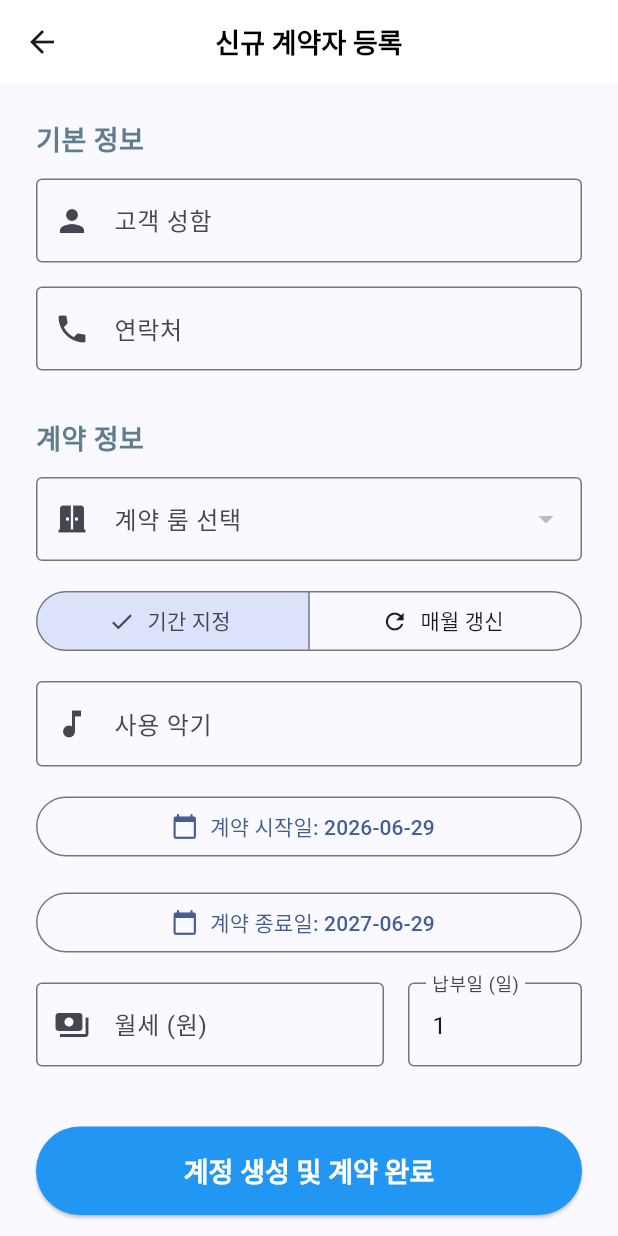
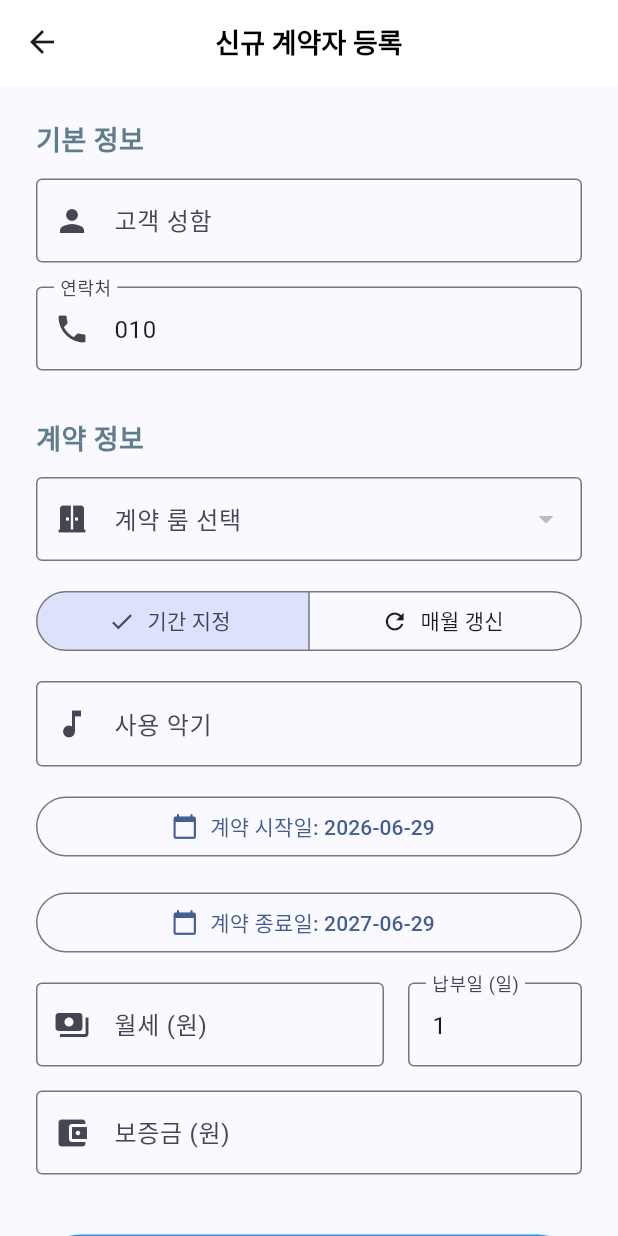
Before and after one commit to BongBongsss/music_room_app, a Flutter app: the AddCustomerScreen screen opened by its route, on a phone screen of 412 x 824 dp. Run offline on Flutter 3.47's test engine with Material 3 defaults, Android fonts, the light colour scheme and no system bars; our stand-ins replace cloud_firestore, firebase_auth, firebase_core, firebase_storage, fl_chart, flutter_local_notifications and 3 more; accounts and stored records are empty; Roboto replaces fonts that are missing (Pretendard).

Commit message:
fix: improve new customer payment inputs

```diff
--- a/lib/screens/admin/add_customer_screen.dart
+++ b/lib/screens/admin/add_customer_screen.dart
@@ -1,6 +1,7 @@
 import 'package:firebase_auth/firebase_auth.dart';
 import 'package:firebase_core/firebase_core.dart';
 import 'package:flutter/material.dart';
+import 'package:flutter/services.dart';
 import 'package:flutter_riverpod/flutter_riverpod.dart';
 import 'package:music_room_app/firebase_options.dart';
 import 'package:music_room_app/models/user_model.dart';
@@ -22,8 +23,9 @@ class AddCustomerScreen extends ConsumerStatefulWidget {
 class _AddCustomerScreenState extends ConsumerState<AddCustomerScreen> {
   final _formKey = GlobalKey<FormState>();
   final _nameController = TextEditingController();
-  final _phoneController = TextEditingController();
+  final _phoneController = TextEditingController(text: '010');
   final _monthlyFeeController = TextEditingController();
+  final _depositController = TextEditingController();
   final _dueDateController = TextEditingController(text: '1');
   final _instrumentController = TextEditingController(); // 악기 정보 컨트롤러 추가
 
@@ -38,6 +40,7 @@ class _AddCustomerScreenState extends ConsumerState<AddCustomerScreen> {
     _nameController.dispose();
     _phoneController.dispose();
     _monthlyFeeController.dispose();
+    _depositController.dispose();
     _dueDateController.dispose();
     _instrumentController.dispose(); // 해제
     super.dispose();
@@ -147,6 +150,8 @@ class _AddCustomerScreenState extends ConsumerState<AddCustomerScreen> {
       final batch = firestore.batch();
       final contractRef = firestore.collection('contracts').doc();
       final contractId = contractRef.id;
+      final deposit =
+          int.parse(_depositController.text.replaceAll(',', ''));
 
       final newUser = UserModel(
         userId: uid,
@@ -182,6 +187,7 @@ class _AddCustomerScreenState extends ConsumerState<AddCustomerScreen> {
 
       batch.update(firestore.collection('rooms').doc(_selectedRoomId), {
         'status': 'occupied',
+        'deposit': deposit,
       });
 
       await batch.commit();
@@ -211,8 +217,9 @@ class _AddCustomerScreenState extends ConsumerState<AddCustomerScreen> {
         // 2. 즉시 상태 초기화 (UI rebuild 에러 방지)
         setState(() {
           _nameController.clear();
-          _phoneController.clear();
+          _phoneController.text = '010';
           _monthlyFeeController.clear();
+          _depositController.clear();
           _selectedRoomId = null;
         });
 
@@ -327,8 +334,8 @@ class _AddCustomerScreenState extends ConsumerState<AddCustomerScreen> {
                         if (val != null) {
                           final room =
                               vacantRooms.firstWhere((r) => r.roomId == val);
-                          _monthlyFeeController.text =
-                              NumberFormat('#,###').format(room.price);
+                          _monthlyFeeController.text = room.price.toString();
+                          _depositController.text = room.deposit.toString();
                         }
                       });
                     },
@@ -396,7 +403,10 @@ class _AddCustomerScreenState extends ConsumerState<AddCustomerScreen> {
                               labelText: '월세 (원)',
                               prefixIcon: Icon(Icons.payments),
                               border: OutlineInputBorder()),
-                          keyboardType: TextInputType.number,
+                          keyboardType: TextInputType.text,
+                          inputFormatters: [
+                            FilteringTextInputFormatter.digitsOnly,
+                          ],
                           validator: (value) => (value == null || value.isEmpty)
                               ? '금액을 입력해주세요.'
                               : null,
@@ -410,7 +420,10 @@ class _AddCustomerScreenState extends ConsumerState<AddCustomerScreen> {
                           decoration: const InputDecoration(
                               labelText: '납부일 (일)',
                               border: OutlineInputBorder()),
-                          keyboardType: TextInputType.number,
+                          keyboardType: TextInputType.text,
+                          inputFormatters: [
+                            FilteringTextInputFormatter.digitsOnly,
+                          ],
                           validator: (value) {
                             if (value == null || value.isEmpty) {
                               return '필수';
@@ -424,6 +437,28 @@ class _AddCustomerScreenState extends ConsumerState<AddCustomerScreen> {
                         ),
                       ),
                     ],
+                  ),
+                  const SizedBox(height: 16),
+                  TextFormField(
+                    controller: _depositController,
+                    decoration: const InputDecoration(
+                        labelText: '보증금 (원)',
+                        prefixIcon: Icon(Icons.account_balance_wallet),
+                        border: OutlineInputBorder()),
+                    keyboardType: TextInputType.text,
+                    inputFormatters: [
+                      FilteringTextInputFormatter.digitsOnly,
+                    ],
+                    validator: (value) {
+                      if (value == null || value.isEmpty) {
+                        return '보증금을 입력해주세요.';
+                      }
+                      final deposit = int.tryParse(value.replaceAll(',', ''));
+                      if (deposit == null || deposit < 0) {
+                        return '올바른 보증금을 입력해주세요.';
+                      }
+                      return null;
+                    },
                   ),
                   const SizedBox(height: 40),
                   ElevatedButton(
```
